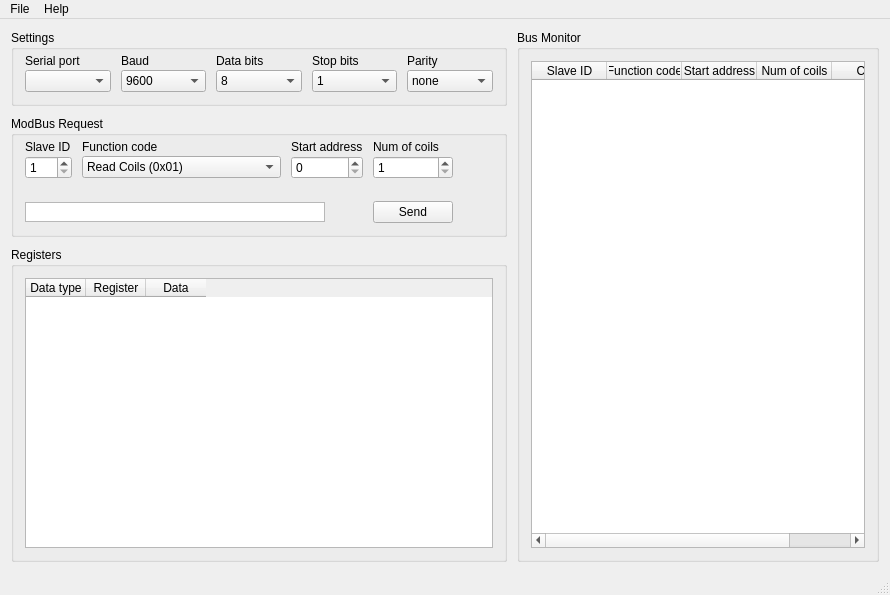
ed-chemnitz/qmodbus, file forms/mainwindow.ui: the form before one commit.
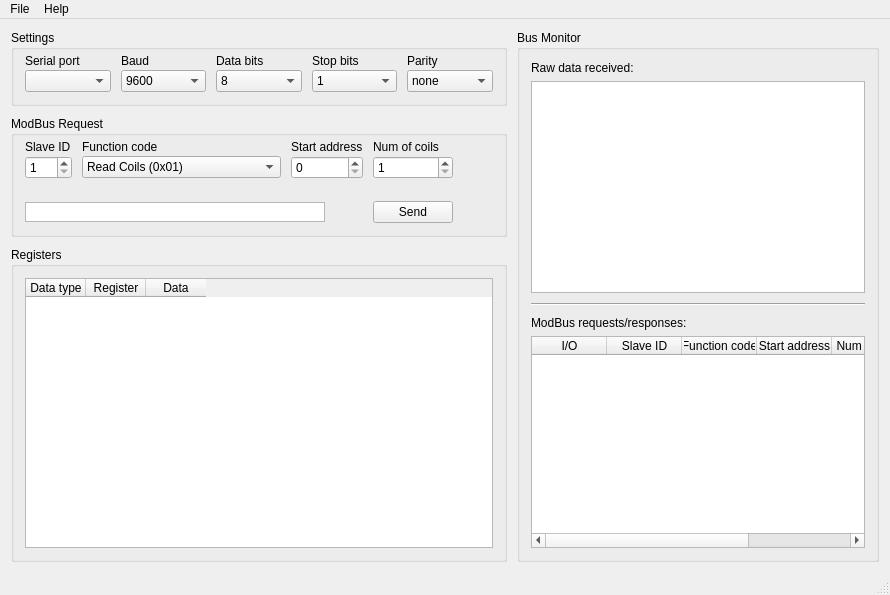
The form after the commit. Icons and pictures are not drawn.

Diff of the .ui file:
```diff
--- a/forms/mainwindow.ui
+++ b/forms/mainwindow.ui
@@ -182,7 +182,76 @@
       </property>
       <layout class="QVBoxLayout" name="verticalLayout">
        <item>
-        <widget class="QTableWidget" name="busMon">
+        <widget class="QLabel" name="label_10">
+         <property name="text">
+          <string>Raw data received:</string>
+         </property>
+        </widget>
+       </item>
+       <item>
+        <widget class="QPlainTextEdit" name="rawData">
+         <property name="font">
+          <font>
+           <family>Fixedsys</family>
+           <pointsize>10</pointsize>
+          </font>
+         </property>
+         <property name="undoRedoEnabled">
+          <bool>false</bool>
+         </property>
+         <property name="readOnly">
+          <bool>true</bool>
+         </property>
+        </widget>
+       </item>
+       <item>
+        <spacer name="verticalSpacer_2">
+         <property name="orientation">
+          <enum>Qt::Vertical</enum>
+         </property>
+         <property name="sizeType">
+          <enum>QSizePolicy::Fixed</enum>
+         </property>
+         <property name="sizeHint" stdset="0">
+          <size>
+           <width>20</width>
+           <height>4</height>
+          </size>
+         </property>
+        </spacer>
+       </item>
+       <item>
+        <widget class="Line" name="line">
+         <property name="orientation">
+          <enum>Qt::Horizontal</enum>
+         </property>
+        </widget>
+       </item>
+       <item>
+        <spacer name="verticalSpacer_3">
+         <property name="orientation">
+          <enum>Qt::Vertical</enum>
+         </property>
+         <property name="sizeType">
+          <enum>QSizePolicy::Fixed</enum>
+         </property>
+         <property name="sizeHint" stdset="0">
+          <size>
+           <width>20</width>
+           <height>4</height>
+          </size>
+         </property>
+        </spacer>
+       </item>
+       <item>
+        <widget class="QLabel" name="label_11">
+         <property name="text">
+          <string>ModBus requests/responses:</string>
+         </property>
+        </widget>
+       </item>
+       <item>
+        <widget class="QTableWidget" name="busMonTable">
          <property name="editTriggers">
           <set>QAbstractItemView::NoEditTriggers</set>
          </property>
@@ -192,6 +261,14 @@
          <attribute name="horizontalHeaderDefaultSectionSize">
           <number>75</number>
          </attribute>
+         <attribute name="verticalHeaderDefaultSectionSize">
+          <number>18</number>
+         </attribute>
+         <column>
+          <property name="text">
+           <string>I/O</string>
+          </property>
+         </column>
          <column>
           <property name="text">
            <string>Slave ID</string>
```
Left out of the diff: 7 changed lines with no effect on the pictures.
